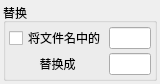
Above: ui/src/ui_widget_replace.ui from PPJUST/Easy-ReNamer before the change. Below: the same form after it.
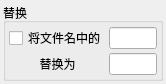
That is the form after the change.

The edit to the form file:
```diff
--- a/ui/src/ui_widget_replace.ui
+++ b/ui/src/ui_widget_replace.ui
@@ -6,7 +6,7 @@
    <rect>
     <x>0</x>
     <y>0</y>
-    <width>160</width>
+    <width>166</width>
     <height>77</height>
    </rect>
   </property>
@@ -81,7 +81,7 @@
          <bool>false</bool>
         </property>
         <property name="text">
-         <string>替换成</string>
+         <string>替换为</string>
         </property>
         <property name="alignment">
          <set>Qt::AlignCenter</set>
```
Left out of the diff: 8 changed lines with no effect on the pictures.
